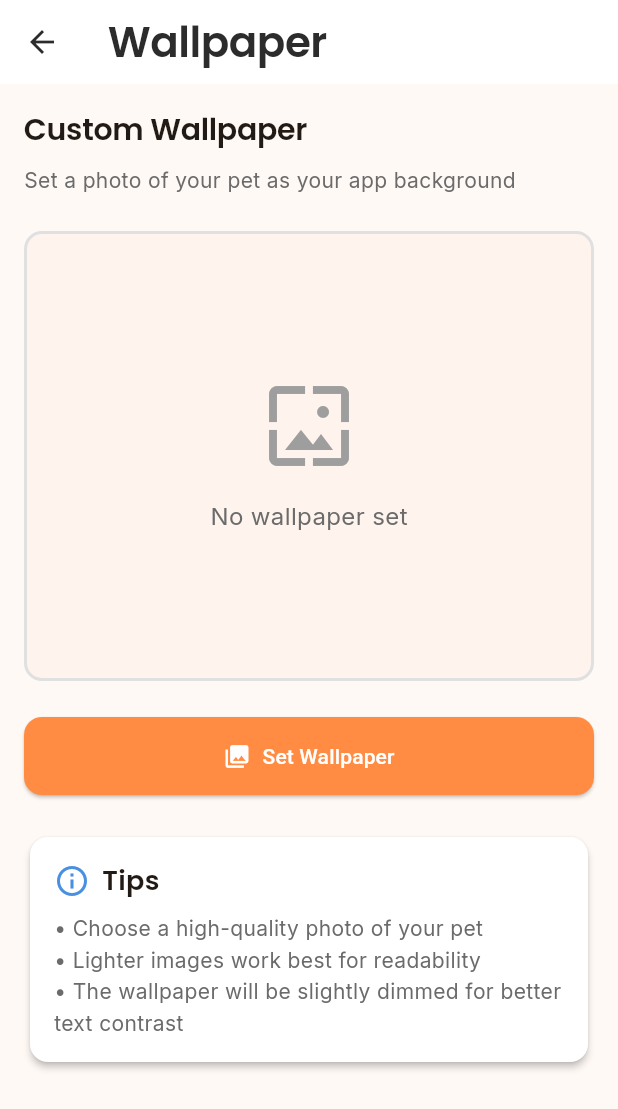
After one commit to Collab-rium/project-pet-care, a Flutter app: the AccountScreen screen opened by its route, after a tap on "Wallpaper", on a phone screen of 412 x 824 dp. The commit adds this screen. Shown: the top 1109 px of the screen. Run offline on Flutter 3.47's test engine with Material 3 defaults, Android fonts, the phone set to English and light mode, and no system bars; our stand-ins replace file_picker, firebase_core, firebase_messaging, fl_chart, flutter_secure_storage, google_fonts and 4 more; accounts and stored records are empty; network calls fail.

Commit message:
fix: complete account page features and improve color consistency
- Fixed account screen to navigate to wallpaper, notifications, payment, and backup screens
- Implemented proper logout functionality with auth service integration
- Updated routes.dart to include all missing screen routes
- Improved color consistency by using theme colors instead of hardcoded AppColors
- Fixed backup_restore_screen.dart parameter errors (placeholder -> hint)
- All account page features now functional

```diff
--- a/frontend/lib/core/utils/routes.dart
+++ b/frontend/lib/core/utils/routes.dart
@@ -1,6 +1,11 @@
 import 'package:flutter/material.dart';
 import '../../screens/tasks_screen.dart';
 import '../../screens/theme_selector_screen.dart';
+import '../../screens/wallpaper_screen.dart';
+import '../../screens/notification_settings_screen.dart';
+import '../../screens/payment_subscription_screen.dart';
+import '../../screens/backup_restore_screen.dart';
+import '../../screens/account_screen.dart';
 
 /// App routes configuration
 class AppRoutes {
@@ -94,6 +99,31 @@ class RouteGenerator {
           builder: (_) => const ThemeSelectorScreen(),
         );
 
+      case AppRoutes.wallpaper:
+        return MaterialPageRoute(
+          builder: (_) => const WallpaperScreen(),
+        );
+
+      case AppRoutes.notificationSettings:
+        return MaterialPageRoute(
+          builder: (_) => const NotificationSettingsScreen(),
+        );
+
+      case AppRoutes.payment:
+        return MaterialPageRoute(
+          builder: (_) => const PaymentSubscriptionScreen(),
+        );
+
+      case AppRoutes.backupRestore:
+        return MaterialPageRoute(
+          builder: (_) => const BackupRestoreScreen(),
+        );
+
+      case AppRoutes.account:
+        return MaterialPageRoute(
+          builder: (_) => const AccountScreen(),
+        );
+
       // Add more routes as screens are implemented
       default:
         return MaterialPageRoute(
--- /dev/null
+++ b/frontend/lib/screens/wallpaper_screen.dart
@@ -0,0 +1,213 @@
+import 'package:flutter/material.dart';
+import 'package:image_picker/image_picker.dart';
+import 'package:shared_preferences/shared_preferences.dart';
+import 'dart:io';
+import '../core/constants/colors.dart';
+import '../core/constants/spacing.dart';
+import '../core/constants/text_styles.dart';
+import '../core/utils/error_handler.dart';
+
+/// Screen for setting custom wallpaper
+class WallpaperScreen extends StatefulWidget {
+  const WallpaperScreen({super.key});
+
+  @override
+  State<WallpaperScreen> createState() => _WallpaperScreenState();
+}
+
+class _WallpaperScreenState extends State<WallpaperScreen> {
+  String? _wallpaperPath;
+  bool _isLoading = true;
+
+  @override
+  void initState() {
+    super.initState();
+    _loadWallpaper();
+  }
+
+  Future<void> _loadWallpaper() async {
+    final prefs = await SharedPreferences.getInstance();
+    setState(() {
+      _wallpaperPath = prefs.getString('wallpaper_path');
+      _isLoading = false;
+    });
+  }
+
+  Future<void> _pickWallpaper() async {
+    try {
+      final ImagePicker picker = ImagePicker();
+      final XFile? image = await picker.pickImage(
+        source: ImageSource.gallery,
+        maxWidth: 1920,
+        maxHeight: 1920,
+        imageQuality: 90,
+      );
+
+      if (image != null) {
+        final prefs = await SharedPreferences.getInstance();
+        await prefs.setString('wallpaper_path', image.path);
+
+        setState(() {
+          _wallpaperPath = image.path;
+        });
+
+        if (mounted) {
+          AppErrorHandler.showSuccessSnackBar(
+            context,
+            'Wallpaper set successfully!',
+          );
+        }
+      }
+    } catch (e) {
+      if (mounted) {
+        AppErrorHandler.showErrorSnackBar(
+          context,
+          'Failed to set wallpaper: ${e.toString()}',
+        );
+      }
+    }
+  }
+
+  Future<void> _removeWallpaper() async {
+    final prefs = await SharedPreferences.getInstance();
+    await prefs.remove('wallpaper_path');
+
+    setState(() {
+      _wallpaperPath = null;
+    });
+
+    if (mounted) {
+      AppErrorHandler.showInfoSnackBar(
+        context,
+        'Wallpaper removed',
+      );
+    }
+  }
+
+  @override
+  Widget build(BuildContext context) {
+    return Scaffold(
+      backgroundColor: AppColors.background,
+      appBar: AppBar(
+        title: Text('Wallpaper', style: AppTextStyles.h2),
+        backgroundColor: AppColors.surface,
+        elevation: 0,
+      ),
+      body: _isLoading
+          ? const Center(child: CircularProgressIndicator())
+          : ListView(
+              padding: AppSpacing.pageInsets,
+              children: [
+                Text(
+                  'Custom Wallpaper',
+                  style: AppTextStyles.h3,
+                ),
+                AppSpacing.vSpaceSm,
+                Text(
+                  'Set a photo of your pet as your app background',
+                  style: AppTextStyles.bodyMedium.copyWith(
+                    color: AppColors.textSecondary,
+                  ),
+                ),
+
+                AppSpacing.vSpaceLg,
+
+                // Current wallpaper preview
+                if (_wallpaperPath != null)
+                  Column(
+                    children: [
+                      ClipRRect(
+                        borderRadius: BorderRadius.circular(12),
+                        child: Image.file(
+                          File(_wallpaperPath!),
+                          height: 300,
+                          width: double.infinity,
+                          fit: BoxFit.cover,
+                        ),
+                      ),
+                      AppSpacing.vSpaceMd,
+                      ElevatedButton.icon(
+                        onPressed: _removeWallpaper,
+                        icon: const Icon(Icons.delete_outline),
+                        label: const Text('Remove Wallpaper'),
+                        style: ElevatedButton.styleFrom(
+                          backgroundColor: AppColors.error,
+                        ),
+                      ),
+                    ],
+                  )
+                else
+                  Container(
+                    height: 300,
+                    decoration: BoxDecoration(
+                      color: AppColors.surfaceVariant,
+                      borderRadius: BorderRadius.circular(12),
+                      border: Border.all(
+                        color: AppColors.border,
+                        width: 2,
+                        style: BorderStyle.solid,
+                      ),
+                    ),
+                    child: Column(
+                      mainAxisAlignment: MainAxisAlignment.center,
+                      children: [
+                        Icon(
+                          Icons.wallpaper,
+                          size: 64,
+                          color: AppColors.textTertiary,
+                        ),
+                        AppSpacing.vSpaceMd,
+                        Text(
+                          'No wallpaper set',
+                          style: AppTextStyles.bodyLarge.copyWith(
+                            color: AppColors.textSecondary,
+                          ),
+                        ),
+                      ],
+                    ),
+                  ),
+
+                AppSpacing.vSpaceLg,
+
+                ElevatedButton.icon(
+                  onPressed: _pickWallpaper,
+                  icon: const Icon(Icons.photo_library),
+                  label: Text(_wallpaperPath != null ? 'Change Wallpaper' : 'Set Wallpaper'),
+                  style: ElevatedButton.styleFrom(
+                    padding: const EdgeInsets.symmetric(vertical: 16),
+                  ),
+                ),
+
+                AppSpacing.vSpaceLg,
+
+                Card(
+                  child: Padding(
+                    padding: AppSpacing.cardInsets,
+                    child: Column(
+                      crossAxisAlignment: CrossAxisAlignment.start,
+                      children: [
+                        Row(
+                          children: [
+                            Icon(Icons.info_outline, color: AppColors.info),
+                            AppSpacing.hSpaceSm,
+                            Text('Tips', style: AppTextStyles.h4),
+                          ],
+                        ),
+                        AppSpacing.vSpaceSm,
+                        Text(
+                          '• Choose a high-quality photo of your pet\n'
+                          '• Lighter images work best for readability\n'
+                          '• The wallpaper will be slightly dimmed for better text contrast',
+                          style: AppTextStyles.bodyMedium.copyWith(
+                            color: AppColors.textSecondary,
+                          ),
+                        ),
+                      ],
+                    ),
+                  ),
+                ),
+              ],
+            ),
+    );
+  }
+}
```
Also changed, not shown: frontend/lib/screens/account_screen.dart (+37 -47 lines), frontend/lib/screens/backup_restore_screen.dart (+18 -12 lines), frontend/lib/screens/pet_list_screen_new.dart (added).
